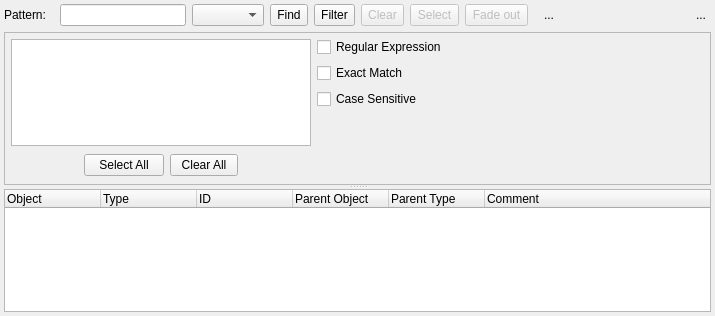
pgmodeler/pgmodeler, file libs/libgui/ui/widgets/objectfinderwidget.ui: the form before one commit.
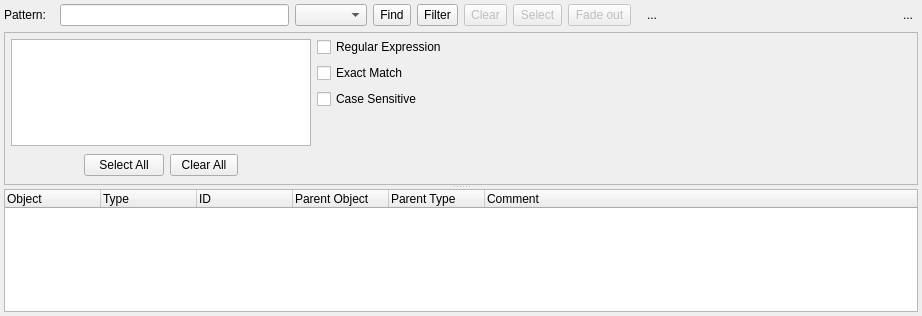
The form after the commit. Icons and pictures are not drawn.

The edit to the form file:
```diff
--- a/libs/libgui/ui/widgets/objectfinderwidget.ui
+++ b/libs/libgui/ui/widgets/objectfinderwidget.ui
@@ -6,7 +6,7 @@
    <rect>
     <x>0</x>
     <y>0</y>
-    <width>715</width>
+    <width>922</width>
     <height>316</height>
    </rect>
   </property>
```
Left out of the diff: 24 changed lines with no effect on the pictures.
